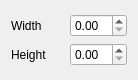
Above: crosssections/rectangleform.ui from opensourcereality/beambending before the change. Below: the same form after it.
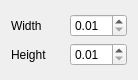
That is the form after the change.

What changed in the file:
```diff
--- a/crosssections/rectangleform.ui
+++ b/crosssections/rectangleform.ui
@@ -31,10 +31,18 @@
       </widget>
      </item>
      <item row="0" column="1">
-      <widget class="QDoubleSpinBox" name="width"/>
+      <widget class="QDoubleSpinBox" name="width">
+       <property name="minimum">
+        <double>0.010000000000000</double>
+       </property>
+      </widget>
      </item>
      <item row="1" column="1">
-      <widget class="QDoubleSpinBox" name="height"/>
+      <widget class="QDoubleSpinBox" name="height">
+       <property name="minimum">
+        <double>0.010000000000000</double>
+       </property>
+      </widget>
      </item>
     </layout>
    </item>
```
